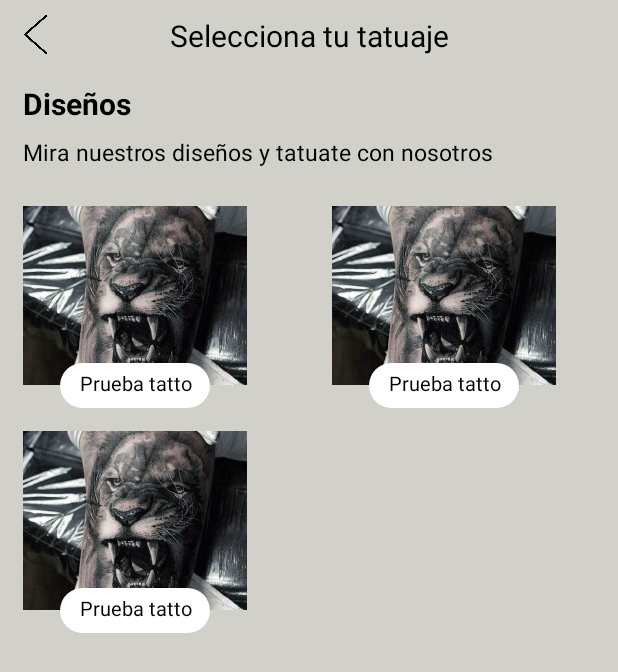
After one commit to DavidCombita/saloottatoo, an Android app: the ListTattosActivity screen opened directly, with no data from a screen before it, on a phone screen of 412 x 824 dp. The commit adds this screen. Shown: the top 672 px of the screen. Run offline under Robolectric (Android 15) with nearby library versions, the phone set to English and light mode, and no system bars; our stand-ins replace Dagger/Hilt's generated code, Picasso; pictures from the network do not load.

Commit message:
update: update info

```diff
--- a/app/src/main/java/com/davidcombita/data/api/ApiMaterialService.kt
+++ b/app/src/main/java/com/davidcombita/data/api/ApiMaterialService.kt
@@ -30,4 +30,9 @@ interface ApiMaterialService {
     @GET("Inventary/getMaterialByTatto")
     suspend fun getMaterialByTatto(@Query("tatto")tatto: Int): Response<List<MaterialsTatto>>
 
+    @POST("SMS/send-sms")
+    suspend fun getSendReserva(@Query("to") toNumber: String, @Query("fecha")fecha: String,
+                               @Query("style")style: String, @Query("size")size: String)
+
+
 }
--- a/app/src/main/java/com/davidcombita/domain/GetMaterialUseCase.kt
+++ b/app/src/main/java/com/davidcombita/domain/GetMaterialUseCase.kt
@@ -17,4 +17,9 @@ class GetMaterialUseCase @Inject constructor(
     suspend fun saveMaterial(material: Material): Response<Material> = materialRepository.getSaveInformation(material)
 
     suspend fun getMaterialTattoByTatto(tatto: Int): Response<List<MaterialsTatto>> = materialRepository.getMaterialByTatto(tatto)
+
+    suspend fun sendReserva(toNumber: String, fecha: String,
+                            style: String, size: String){
+        materialRepository.sendReserva(toNumber, fecha, style, size)
+    }
 }
--- a/app/src/main/java/com/davidcombita/repository/InventaryRepository.kt
+++ b/app/src/main/java/com/davidcombita/repository/InventaryRepository.kt
@@ -5,6 +5,7 @@ import com.davidcombita.data.models.Categories
 import com.davidcombita.data.models.Material
 import com.davidcombita.data.models.MaterialsTatto
 import retrofit2.Response
+import retrofit2.http.Query
 import javax.inject.Inject
 
 class InventaryRepository @Inject constructor(
@@ -21,4 +22,9 @@ class InventaryRepository @Inject constructor(
 
     suspend fun  getMaterialByTatto(tatto: Int): Response<List<MaterialsTatto>> = apiMaterialService.getMaterialByTatto(tatto)
 
+    suspend fun sendReserva(toNumber: String, fecha: String,
+                             style: String, size: String){
+        apiMaterialService.getSendReserva(toNumber, fecha, style, size)
+    }
+
 }
--- a/app/src/main/java/com/davidcombita/viewmodels/MainViewModel.kt
+++ b/app/src/main/java/com/davidcombita/viewmodels/MainViewModel.kt
@@ -1,5 +1,6 @@
 package com.davidcombita.viewmodels
 
+import android.util.Log
 import androidx.lifecycle.ViewModel
 import androidx.lifecycle.viewModelScope
 import com.davidcombita.data.models.MaterialsUI
@@ -21,13 +22,19 @@ class MainViewModel @Inject constructor(
     fun getTattos(){
         viewModelScope.launch{
             _tatto.update { it.copy(loading = true) }
-            val material = getTattoUseCase.invoke()
-            if(material.isSuccessful){
-                _tatto.update { it.copy(tattoInfo = material.body()!!, error = false) }
-            }else{
+            try{
+                val material = getTattoUseCase.invoke()
+                if(material.isSuccessful){
+                    _tatto.update { it.copy(tattoInfo = material.body()!!, error = false) }
+                }else{
+                    _tatto.update { it.copy(error = true) }
+                }
+                _tatto.update { it.copy(loading = false) }
+            }catch (e: Exception){
+                Log.e("Error----", e.message.toString())
                 _tatto.update { it.copy(error = true) }
+                _tatto.update { it.copy(loading = false) }
             }
-            _tatto.update { it.copy(loading = false) }
         }
     }
 
--- /dev/null
+++ b/app/src/main/java/com/davidcombita/views/activity/ListTattosActivity.kt
@@ -0,0 +1,69 @@
+package com.davidcombita.views.activity
+
+import android.os.Bundle
+import android.view.View
+import android.widget.ImageButton
+import android.widget.ProgressBar
+import android.widget.Toast
+import androidx.appcompat.app.AppCompatActivity
+import androidx.lifecycle.Lifecycle
+import androidx.lifecycle.lifecycleScope
+import androidx.lifecycle.repeatOnLifecycle
+import androidx.recyclerview.widget.GridLayoutManager
+import androidx.recyclerview.widget.RecyclerView
+import com.davidcombita.R
+import com.davidcombita.viewmodels.MainViewModel
+import com.davidcombita.views.adapters.TattoHomeAdapter
+import dagger.hilt.android.AndroidEntryPoint
+import kotlinx.coroutines.launch
+import javax.inject.Inject
+
+@AndroidEntryPoint
+class ListTattosActivity : AppCompatActivity() {
+
+    private lateinit var adapter: TattoHomeAdapter
+
+    @Inject
+    lateinit var viewModel: MainViewModel
+
+    override fun onCreate(savedInstanceState: Bundle?) {
+        super.onCreate(savedInstanceState)
+        setContentView(R.layout.activity_list_tattos)
+
+        val back = findViewById<ImageButton>(R.id.imageButton_back)
+        var recyclerView = findViewById<RecyclerView>(R.id.recyclerView_tattos)
+        val progress = findViewById<ProgressBar>(R.id.progressBar)
+
+        adapter = TattoHomeAdapter(this)
+        recyclerView.adapter = adapter
+        recyclerView.layoutManager = GridLayoutManager(this, 2)
+        viewModel.getTattos()
+
+        lifecycleScope.launch{
+            lifecycle.repeatOnLifecycle(Lifecycle.State.RESUMED){
+                viewModel.tatto.collect{ info ->
+                    if(info.error){
+                        Toast.makeText(this@ListTattosActivity,
+                            "Error al traer la información, " +
+                                    "contactese con el desarrollador", Toast.LENGTH_LONG).show()
+                        recyclerView.visibility = View.VISIBLE
+                        progress.visibility = View.GONE
+                    }else{
+                        if (info.loading){
+                            recyclerView.visibility = View.GONE
+                            progress.visibility = View.VISIBLE
+                        }else{
+                            recyclerView.visibility = View.VISIBLE
+                            progress.visibility = View.GONE
+                        }
+                        adapter.setList(info.tattoInfo)
+                    }
+                }
+            }
+        }
+
+        back.setOnClickListener {
+            onBackPressed()
+        }
+    }
+}
--- /dev/null
+++ b/app/src/main/res/layout/activity_list_tattos.xml
@@ -0,0 +1,82 @@
+<?xml version="1.0" encoding="utf-8"?>
+<androidx.constraintlayout.widget.ConstraintLayout xmlns:android="http://schemas.android.com/apk/res/android"
+    xmlns:app="http://schemas.android.com/apk/res-auto"
+    xmlns:tools="http://schemas.android.com/tools"
+    android:layout_width="match_parent"
+    android:layout_height="match_parent"
+    android:background="@color/color_background"
+    tools:context=".views.activity.ListTattosActivity">
+
+    <ImageButton
+        android:id="@+id/imageButton_back"
+        android:layout_width="27dp"
+        android:layout_height="26dp"
+        android:layout_marginStart="10dp"
+        android:layout_marginTop="10dp"
+        android:background="@drawable/arrow_back"
+        app:layout_constraintStart_toStartOf="parent"
+        app:layout_constraintTop_toTopOf="parent" />
+
+    <TextView
+        android:id="@+id/textView"
+        android:layout_width="wrap_content"
+        android:layout_height="wrap_content"
+        android:layout_marginTop="10dp"
+        android:text="Selecciona tu tatuaje"
+        android:textColor="@color/black"
+        android:textSize="20dp"
+        app:layout_constraintEnd_toEndOf="parent"
+        app:layout_constraintStart_toStartOf="parent"
+        app:layout_constraintTop_toTopOf="parent" />
+
+    <TextView
+        android:id="@+id/textView_tittle_design"
+        android:layout_width="wrap_content"
+        android:layout_height="wrap_content"
+        android:text="Diseños"
+        android:textColor="@color/black"
+        android:textSize="20dp"
+        android:textStyle="bold"
+        android:layout_marginTop="18dp"
+        android:layout_marginStart="15dp"
+        app:layout_constraintStart_toStartOf="parent"
+        app:layout_constraintTop_toBottomOf="@+id/textView" />
+
+    <TextView
+        android:id="@+id/textView_tittle_description"
+        android:layout_width="wrap_content"
+        android:layout_height="wrap_content"
+        android:layout_marginTop="8dp"
+        android:layout_marginStart="15dp"
+        android:text="Mira nuestros diseños y tatuate con nosotros"
+        android:textColor="@color/black"
+        android:textSize="15dp"
+        app:layout_constraintEnd_toEndOf="parent"
+        app:layout_constraintHorizontal_bias="0.0"
+        app:layout_constraintStart_toStartOf="parent"
+        app:layout_constraintTop_toBottomOf="@+id/textView_tittle_design" />
+
+    <androidx.recyclerview.widget.RecyclerView
+        android:id="@+id/recyclerView_tattos"
+        android:layout_width="match_parent"
+        android:layout_height="0dp"
+        android:layout_marginTop="10dp"
+        app:layout_constraintEnd_toEndOf="parent"
+        app:layout_constraintStart_toStartOf="parent"
+        app:layout_constraintTop_toBottomOf="@+id/textView_tittle_description"
+        tools:listitem="@layout/item_target_tattoo"
+        tools:itemCount="8"
+        android:visibility="visible"/>
+
+    <ProgressBar
+        android:id="@+id/progressBar"
+        style="?android:attr/progressBarStyle"
+        android:layout_width="wrap_content"
+        android:layout_height="wrap_content"
+        android:indeterminate="true"
+        app:layout_constraintBottom_toBottomOf="parent"
+        app:layout_constraintEnd_toEndOf="parent"
+        app:layout_constraintStart_toStartOf="parent"
+        app:layout_constraintTop_toTopOf="parent" />
+
+</androidx.constraintlayout.widget.ConstraintLayout>
--- a/app/src/main/res/layout/activity_main.xml
+++ b/app/src/main/res/layout/activity_main.xml
@@ -40,6 +40,7 @@
             app:layout_constraintTop_toBottomOf="@+id/imageView">
 
             <Button
+                android:id="@+id/buttonCrearReservacion"
                 android:layout_width="match_parent"
                 android:layout_height="wrap_content"
                 android:layout_margin="5dp"
--- a/app/src/main/res/layout/activity_reserv.xml
+++ b/app/src/main/res/layout/activity_reserv.xml
@@ -38,7 +38,7 @@
         app:layout_constraintEnd_toEndOf="parent"
         app:layout_constraintStart_toStartOf="parent"
         app:layout_constraintTop_toBottomOf="@+id/textView"
-        android:visibility="gone">
+        android:visibility="visible">
 
         <androidx.appcompat.widget.LinearLayoutCompat
             android:layout_width="match_parent"
@@ -73,7 +73,7 @@
             <TextView
                 android:layout_width="wrap_content"
                 android:layout_height="wrap_content"
-                android:text="Número de sesiones: "
+                android:text="Número de telefono* "
                 android:textColor="@color/black"
                 android:layout_marginHorizontal="20dp"
                 android:layout_marginTop="10dp"
@@ -86,7 +86,7 @@
                 android:layout_height="wrap_content"
                 android:layout_marginHorizontal="20dp"
                 android:layout_marginTop="8dp"
-                android:hint="Escribe el número de sesiones"
+                android:hint="Escriba su numero de celular"
                 android:inputType="number"
                 android:maxLines="1"
                 android:textColorHint="@color/black" />
--- a/app/src/main/res/layout/item_target_tattoo.xml
+++ b/app/src/main/res/layout/item_target_tattoo.xml
@@ -1,7 +1,7 @@
 <?xml version="1.0" encoding="utf-8"?>
 <androidx.constraintlayout.widget.ConstraintLayout xmlns:android="http://schemas.android.com/apk/res/android"
     xmlns:app="http://schemas.android.com/apk/res-auto"
-    android:layout_width="200dp"
+    android:layout_width="180dp"
     android:layout_height="150dp">
 
     <ImageView
```
Also changed, not shown: app/src/main/AndroidManifest.xml (+5 -2 lines), app/src/main/java/com/davidcombita/viewmodels/ReservaViewModel.kt (+7 -0 lines), app/src/main/java/com/davidcombita/views/activity/MainActivity.kt (+10 -1 lines), app/src/main/java/com/davidcombita/views/activity/ReservActivity.kt (+18 -5 lines), app/src/main/res/drawable/icon_app.xml (added, +120 -0 lines).
